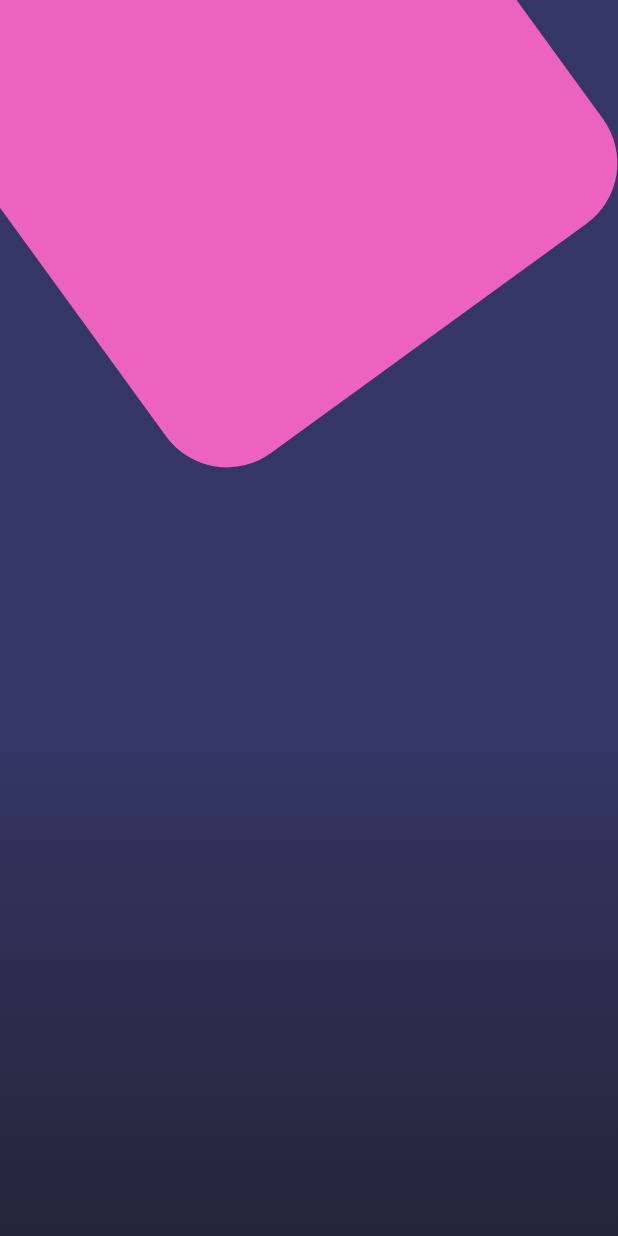
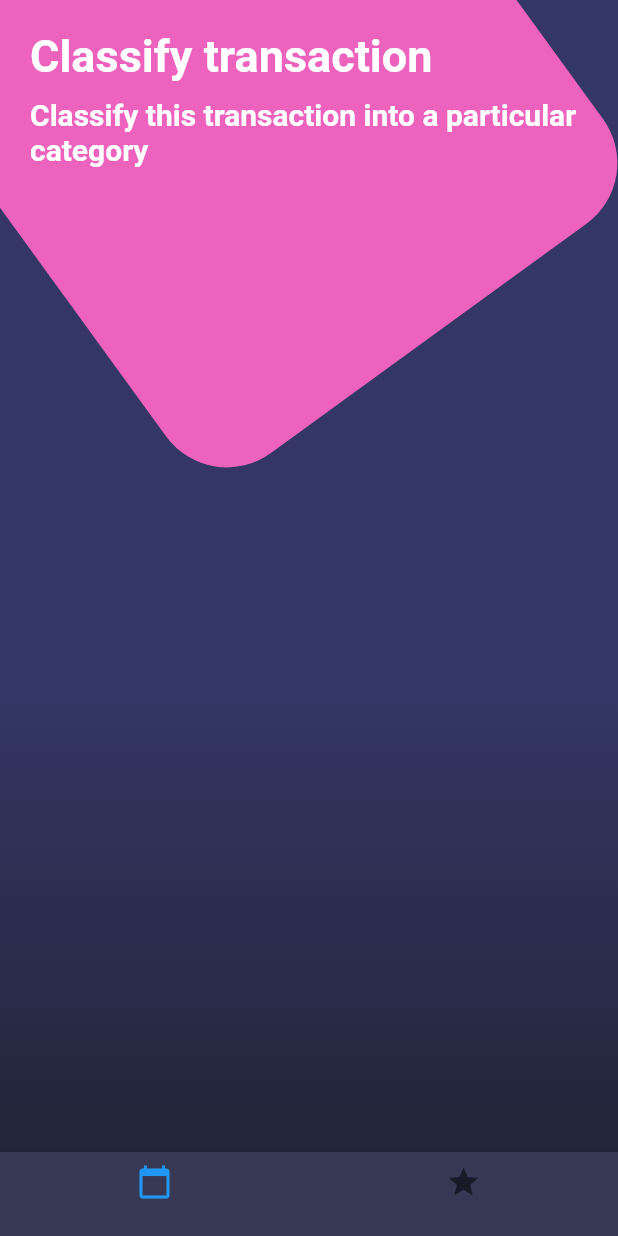
Before and after one commit to germanheinz/DesignsFlutter, a Flutter app: the screen it shows after launch, on a phone screen of 412 x 824 dp. Run offline on Flutter 3.47's test engine with Material 2 defaults, Android fonts, the phone set to English and light mode, and no system bars.

Commit message:
Design part8

```diff
--- a/lib/main.dart
+++ b/lib/main.dart
@@ -2,6 +2,7 @@ import 'package:design/src/pages/basic_page.dart';
 import 'package:design/src/pages/buttons_page.dart';
 import 'package:design/src/pages/scroll_page.dart';
 import 'package:flutter/material.dart';
+import 'package:flutter/services.dart';
 
 void main() => runApp(MyApp());
 
@@ -9,6 +10,9 @@ class MyApp extends StatelessWidget {
 
   @override
   Widget build(BuildContext context) {
+    // SystemChrome.setSystemUIOverlayStyle(SystemUiOverlayStyle.light.copyWith(
+    //    statusBarColor: Colors.white
+    // ));
     return MaterialApp(
       debugShowCheckedModeBanner: false,
       title: 'Design',
--- a/lib/src/pages/buttons_page.dart
+++ b/lib/src/pages/buttons_page.dart
@@ -10,8 +10,16 @@ class ButtonsPage extends StatelessWidget {
       body: Stack(
         children: <Widget>[
             _background(),
+            SingleChildScrollView(
+              child: Column(
+                  children: <Widget>[
+                    _title(),
+                  ],
+              ),
+            ),
         ],
       ),
+      bottomNavigationBar: _bottomNavigationBar(context),
     );
   }
   Widget _background(){
@@ -46,6 +54,8 @@ class ButtonsPage extends StatelessWidget {
       ),
       ),
     );
+
+
     return Stack(
       children: <Widget>[
         gradient,
@@ -55,4 +65,44 @@ class ButtonsPage extends StatelessWidget {
       ],
     );
   }
+
+  Widget _title(){
+    return SafeArea(
+      child: Container(
+        padding: EdgeInsets.all(20.0),
+        child: Container(
+          child: Column(
+            crossAxisAlignment: CrossAxisAlignment.start,
+            children: <Widget>[
+              Text('Classify transaction', style: TextStyle(color: Colors.white, fontSize: 30.0, fontWeight: FontWeight.bold)),
+              SizedBox(height: 10.0),
+              Text('Classify this transaction into a particular category', style: TextStyle(color: Colors.white, fontSize: 20.0, fontWeight: FontWeight.bold)),
+            ],
+            ),
+        ),
+      ),
+    );
+  }
+
+  Widget _bottomNavigationBar(BuildContext context){
+    return Theme(
+      data: Theme.of(context).copyWith(
+      canvasColor: Color.fromRGBO(55, 57, 84, 1.0),
+      primaryColor: Colors.pinkAccent,
+      textTheme: Theme.of(context).textTheme.copyWith(caption: TextStyle(color: Color.fromRGBO(116, 117, 152, 1.0)))
+    ),
+    child: BottomNavigationBar(
+      items: [
+        BottomNavigationBarItem(
+          icon: Icon(Icons.calendar_today),
+          title: Container(),
+        ),
+        BottomNavigationBarItem(
+          icon: Icon(Icons.star),
+          title: Container(),
+        ),
+      ],
+    ),
+  );
+  }
 }
```
